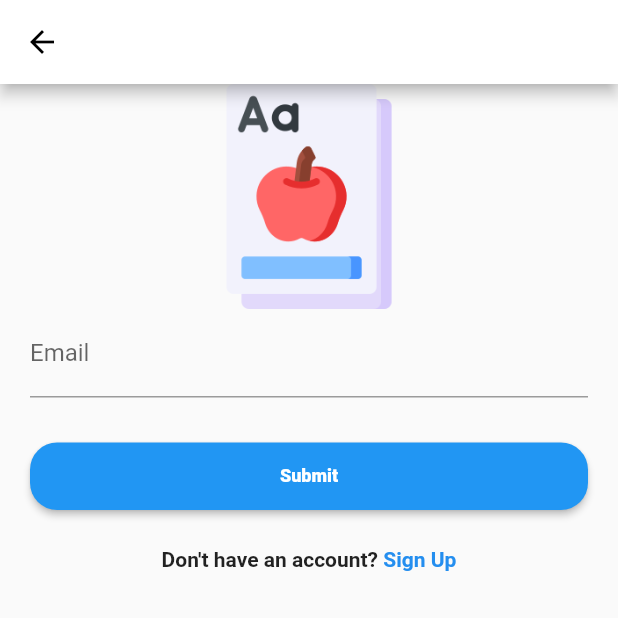
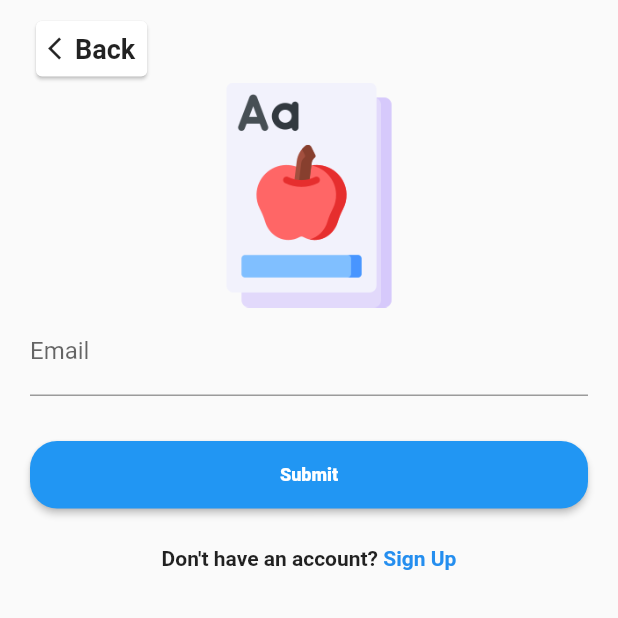
Before and after one commit to windymv025/flash-card-vocabulary, a Flutter app: the screen it shows after launch, after a tap on "Forgot Password?", on a phone screen of 412 x 824 dp, the top half of it. Run offline on Flutter 3.47's test engine with Material 2 defaults, Android fonts, the phone set to English and light mode, and no system bars; our stand-ins replace cloud_firestore, firebase_auth, firebase_core, firebase_database, flip_card, flutter_svg and 1 more; accounts and stored records are empty.

Commit message:
fix ui and use in mobile android

```diff
--- a/flash_card_app/lib/main.dart
+++ b/flash_card_app/lib/main.dart
@@ -7,18 +7,14 @@ import 'package:flash_card_app/screen/learning/learning_all_screen.dart';
 import 'package:flash_card_app/screen/learning/learning_forgotten_screen.dart';
 import 'package:flash_card_app/screen/sign_in/sign_in_screen.dart';
 import 'package:flash_card_app/screen/sign_up/sign_up_screen.dart';
-import 'package:flutter/foundation.dart';
 import 'package:flutter/material.dart';
 
 import 'constants/firebase_config.dart';
 
 main() async {
   WidgetsFlutterBinding.ensureInitialized();
-  if (!kIsWeb) {
-    await Firebase.initializeApp();
-  } else {
+
   await Firebase.initializeApp(options: firebaseOptions);
-  }
   runApp(const MyApp());
 }
 
--- a/flash_card_app/lib/screen/forgot_password/components/body.dart
+++ b/flash_card_app/lib/screen/forgot_password/components/body.dart
@@ -1,4 +1,5 @@
 import 'package:flash_card_app/constants/assets.dart';
+import 'package:flash_card_app/screen/widget/back_widget.dart';
 import 'package:flutter/material.dart';
 
 import '../../sign_in/components/no_account_text.dart';
@@ -11,16 +12,21 @@ class Body extends StatelessWidget {
   @override
   Widget build(BuildContext context) {
     return SafeArea(
-      child: SizedBox(
-        width: double.infinity,
-        child: Padding(
-          padding: const EdgeInsets.symmetric(horizontal: 20),
+      child: Center(
+        child: Container(
+          constraints: const BoxConstraints(maxWidth: 600),
+          padding: const EdgeInsets.symmetric(horizontal: 20, vertical: 10),
+          child: Column(
+            children: [
+              const BackWidget(),
+              Expanded(
                 child: SingleChildScrollView(
                   child: Column(
                     mainAxisAlignment: MainAxisAlignment.center,
                     children: [
                       SizedBox(
-                    height: 150, child: Image.asset(Assets.assetsFlashCard)),
+                          height: 150,
+                          child: Image.asset(Assets.assetsFlashCard)),
                       const ForgotPasswordForm(),
                       const SizedBox(
                         height: 15,
@@ -37,6 +43,9 @@ class Body extends StatelessWidget {
                   ),
                 ),
               ),
+            ],
+          ),
+        ),
       ),
     );
   }
--- a/flash_card_app/lib/screen/forgot_password/forgot_password_screen.dart
+++ b/flash_card_app/lib/screen/forgot_password/forgot_password_screen.dart
@@ -8,9 +8,8 @@ class ForgotPasswordScreen extends StatelessWidget {
 
   @override
   Widget build(BuildContext context) {
-    return Scaffold(
-      appBar: AppBar(),
-      body: const Body(),
+    return const Scaffold(
+      body: Body(),
     );
   }
 }
--- a/flash_card_app/lib/screen/home/home_body.dart
+++ b/flash_card_app/lib/screen/home/home_body.dart
@@ -48,8 +48,8 @@ class HomeBody extends StatelessWidget {
                             ),
                           );
                         }
-                        Map<String, dynamic> data =
-                            event.data!.snapshot.value as Map<String, dynamic>;
+                        var data =
+                            event.data!.snapshot.value as Map<Object?, Object?>;
                         return Row(
                           mainAxisSize: MainAxisSize.min,
                           children: [
--- a/flash_card_app/lib/screen/home/home_screen.dart
+++ b/flash_card_app/lib/screen/home/home_screen.dart
@@ -17,7 +17,7 @@ class HomeScreen extends StatelessWidget {
             return const SignInScreen();
           }
           return const Scaffold(
-            body: HomeBody(),
+            body: SafeArea(child: HomeBody()),
           );
         });
   }
--- a/flash_card_app/lib/screen/learning/learing_favorite_screen.dart
+++ b/flash_card_app/lib/screen/learning/learing_favorite_screen.dart
@@ -23,7 +23,7 @@ class _LearningFavoriteScreenState extends State<LearningFavoriteScreen> {
             return const SignInScreen();
           }
         return const Scaffold(
-          body: LearningPageBody(type: TypeLearning.favorite),
+          body: SafeArea(child: LearningPageBody(type: TypeLearning.favorite)),
         );
       }
     );
--- a/flash_card_app/lib/screen/learning/learning_forgotten_screen.dart
+++ b/flash_card_app/lib/screen/learning/learning_forgotten_screen.dart
@@ -18,8 +18,10 @@ class LearningForgottenScreen extends StatelessWidget {
             return const SignInScreen();
           }
           return const Scaffold(
-            body: LearningPageBody(
-              type: TypeLearning.forgotten,
+            body: SafeArea(
+              child: LearningPageBody(
+                type: TypeLearning.forgotten,
+              ),
             ),
           );
         });
--- a/flash_card_app/lib/screen/sign_in/components/signin_body.dart
+++ b/flash_card_app/lib/screen/sign_in/components/signin_body.dart
@@ -1,5 +1,5 @@
-
 import 'package:flash_card_app/screen/sign_in/components/sign_in_form.dart';
+import 'package:flash_card_app/screen/widget/back_widget.dart';
 import 'package:flutter/material.dart';
 
 import '../../../constants/assets.dart';
@@ -12,13 +12,16 @@ class SigninBody extends StatelessWidget {
   @override
   Widget build(BuildContext context) {
     return SafeArea(
-      child: SizedBox(
-        width: double.infinity,
-        child: Padding(
-          padding: const EdgeInsets.symmetric(horizontal: 20),
+      child: Center(
+        child: Container(
+          constraints: const BoxConstraints(maxWidth: 600),
+          padding: const EdgeInsets.symmetric(horizontal: 20, vertical: 10),
+          child: Column(
+            children: [
+              const BackWidget(),
+              Expanded(
                 child: SingleChildScrollView(
                   child: Column(
-              mainAxisAlignment: MainAxisAlignment.center,
                     children: [
                       SizedBox(
                           height: 150,
@@ -42,6 +45,9 @@ class SigninBody extends StatelessWidget {
                   ),
                 ),
               ),
+            ],
+          ),
+        ),
       ),
     );
   }
--- a/flash_card_app/lib/screen/sign_in/sign_in_screen.dart
+++ b/flash_card_app/lib/screen/sign_in/sign_in_screen.dart
@@ -8,11 +8,9 @@ class SignInScreen extends StatelessWidget {
   const SignInScreen({Key? key}) : super(key: key);
   @override
   Widget build(BuildContext context) {
-    return Scaffold(
-      appBar: AppBar(
+    return const Scaffold(
+      body:  SigninBody(),
 
-      ),
-      body: const SigninBody(),
     );
   }
 }
--- a/flash_card_app/lib/screen/sign_up/sign_up_screen.dart
+++ b/flash_card_app/lib/screen/sign_up/sign_up_screen.dart
@@ -9,9 +9,8 @@ class SignUpScreen extends StatelessWidget {
 
   @override
   Widget build(BuildContext context) {
-    return Scaffold(
-      appBar: AppBar(),
-      body: const Body(),
+    return const Scaffold(
+      body: Body(),
     );
   }
 }
--- /dev/null
+++ b/flash_card_app/lib/screen/widget/back_widget.dart
@@ -0,0 +1,40 @@
+import 'package:flutter/material.dart';
+
+class BackWidget extends StatelessWidget {
+  const BackWidget({Key? key}) : super(key: key);
+
+  @override
+  Widget build(BuildContext context) {
+    if (Navigator.canPop(context)) {
+      return Row(
+        children: [
+          InkWell(
+            onTap: () => Navigator.of(context).pop(),
+            child: Card(
+              child: Padding(
+                padding: const EdgeInsets.all(8.0),
+                child: Row(
+                  mainAxisSize: MainAxisSize.min,
+                  children: const [
+                    Icon(
+                      Icons.arrow_back_ios,
+                      size: 18,
+                    ),
+                    Text(
+                      'Back',
+                      style: TextStyle(
+                        fontSize: 18,
+                        fontWeight: FontWeight.bold,
+                      ),
+                    ),
+                  ],
+                ),
+              ),
+            ),
+          ),
+        ],
+      );
+    }
+    return const SizedBox.shrink();
+  }
+}
--- a/flash_card_app/pubspec.yaml
+++ b/flash_card_app/pubspec.yaml
@@ -41,6 +41,7 @@ dependencies:
   uuid: ^3.0.6
   flip_card: ^0.6.0
   flutter_svg: ^0.23.0 # help us to use SVG in our app
+  google_sign_in: ^5.2.4
 
 dev_dependencies:
   flutter_test:
```
Also changed, not shown: flash_card_app/lib/screen/learning/learning_all_screen.dart (+5 -3 lines), flash_card_app/lib/screen/sign_up/components/body.dart (+14 -5 lines), flash_card_app/lib/screen/widget/continue_with_component.dart (+18 -4 lines), 5 other files. Lines whose indentation alone changed are shown as unchanged.
